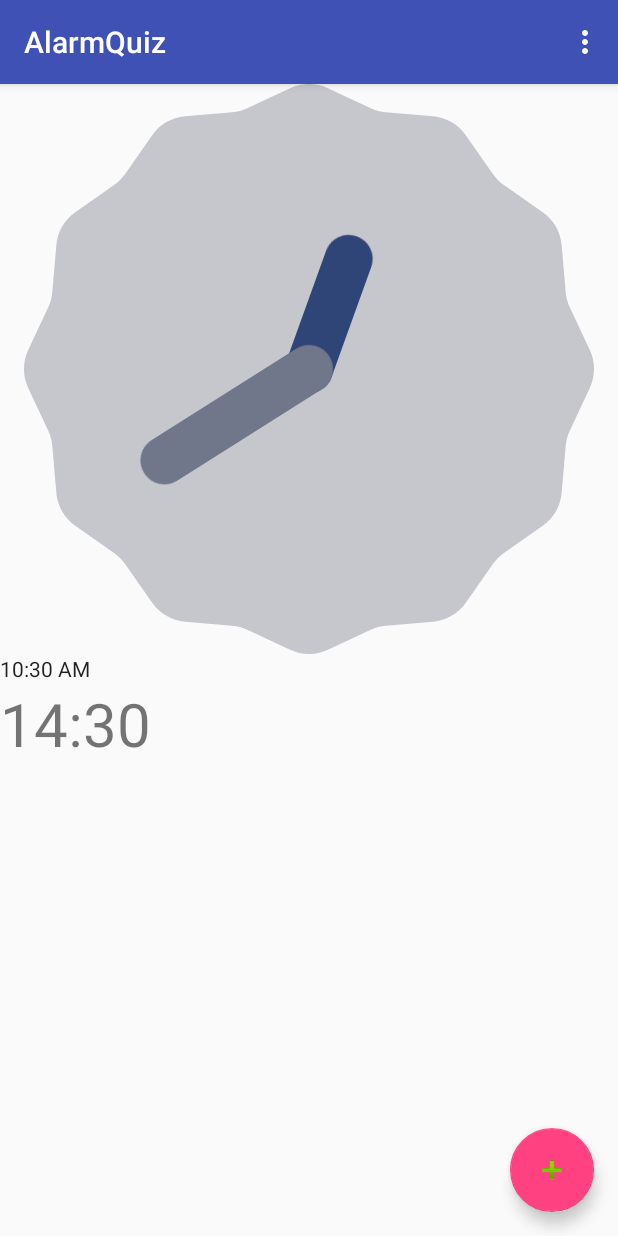
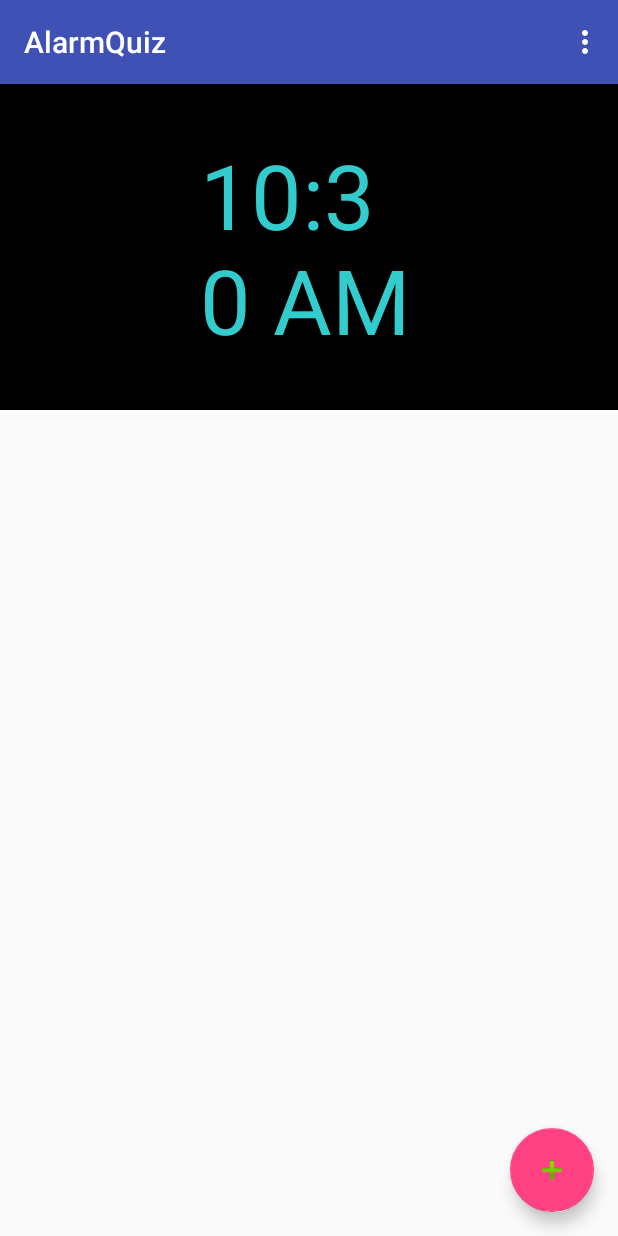
Before and after one commit to ChristopherMurray194/AlarmQuiz, an Android app: the screen it shows after launch (MainActivity), on a phone screen of 412 x 824 dp. Run offline under Robolectric (Android 15) with nearby library versions, the phone set to English and light mode, and no system bars.

Commit message:
Dialog box used when deleting alarms.

```diff
--- a/app/src/main/java/helloandroid/brighton/uk/ac/alarmquiz/MainActivity.java
+++ b/app/src/main/java/helloandroid/brighton/uk/ac/alarmquiz/MainActivity.java
@@ -1,7 +1,11 @@
 package helloandroid.brighton.uk.ac.alarmquiz;
 
+import android.app.AlertDialog;
+import android.content.DialogInterface;
+import android.content.res.Resources;
 import android.os.Bundle;
 import android.support.design.widget.FloatingActionButton;
+import android.support.v4.content.ContextCompat;
 import android.support.v7.app.AppCompatActivity;
 import android.support.v7.widget.Toolbar;
 import android.view.View;
@@ -11,23 +15,25 @@ import android.content.Intent;
 import android.widget.AdapterView;
 import android.widget.ArrayAdapter;
 import android.widget.AnalogClock;
+import android.widget.Button;
 import android.widget.LinearLayout;
 import android.widget.ListView;
 import android.widget.TextClock;
+import android.widget.Toast;
 
 import java.util.ArrayList;
 
 public class MainActivity extends AppCompatActivity {
 public final static String EXTRA_MESSAGE = "helloandroid.brighton.uk.ac.alarmquiz.MESSAGE";
 static final int ALARM_TIME_REQUEST = 1;    // The request code to obtain the alarm time
-LinearLayout PopupLayout;
 private static TextClock Digital;
 private static AnalogClock Analog;
 // Create a dynamic array list of
-public ArrayList<String> alarmsArr = new ArrayList<String>();
+private ArrayList<String> alarmsArr = new ArrayList<String>();
 // The ListView that lists the alarms
-ListView list;
+private ListView list;
 private int ClickedAlarmIndex;
+private final int MAX_ALARMS = 20; // Maximum number of alarms the user can set
 
     @Override
     protected void onCreate(Bundle savedInstanceState)
@@ -38,8 +44,8 @@ private int ClickedAlarmIndex;
         Toolbar toolbar = (Toolbar) findViewById(R.id.toolbar);
         setSupportActionBar(toolbar);
 
-        Digital = (TextClock) findViewById(R.id.digitalClock);
-        Analog = (AnalogClock) findViewById(R.id.analogClock);
+        SetupAnalogClock();
+        SetupDigitalClock();
 
         SetupListView();
         OnAlarmListItemClick();
@@ -47,6 +53,33 @@ private int ClickedAlarmIndex;
         AddAlarmBttnAction();
     }
 
+    /**
+     * Setup the AnalogClock with any desired attributes
+     */
+    private void SetupAnalogClock()
+    {
+        Analog = (AnalogClock) findViewById(R.id.analogClock);
+        Analog.setVisibility(View.GONE);    // Hide the Analog clock
+    }
+
+    /**
+     * Setup the Digital/TextClock with any desired attributes
+     */
+    private void SetupDigitalClock()
+    {
+        // Get the text clock colour
+        final int COLOUR = ContextCompat.getColor(this, R.color.DigitalClockColour);
+
+        Digital = (TextClock) findViewById(R.id.digitalClock);
+        Digital.setTextSize(60);        // Set the size of the Text clock text
+        Digital.setTextColor(COLOUR);   // Set the text colour
+        Digital.setBackgroundColor(ContextCompat.getColor(this, R.color.BLACK));
+        Digital.setPadding(200, 50, 200, 50); // L,T,R,B // Center the clock
+    }
+
+    /**
+     * Setup the ListView to display the user's set alarms in a list form
+     */
     private void SetupListView()
     {
         list = (ListView) findViewById(R.id.alarmList);
@@ -57,9 +90,6 @@ private int ClickedAlarmIndex;
                 alarmsArr       // Views to be displayed
         );
         list.setAdapter(adapter);
-
-        // Add it to the list of alarms
-        AddNewAlarm("14:30");
     }
 
     /**
@@ -71,9 +101,22 @@ private int ClickedAlarmIndex;
         addAlarmBttn.setOnClickListener(new View.OnClickListener() {
             @Override
             public void onClick(View view) {
+
+                ArrayAdapter<String> adapter = (ArrayAdapter<String>) list.getAdapter();
+                // A constraint that only allows the user to create 20 alarms maximum
+                if (adapter.getCount() < MAX_ALARMS) {
+                    /*
+                    Give some arbitrary time, it will be changed anyway if the user selects a new
+                    time
+                    */
                     AddNewAlarm("11:30");
                     // Configure the alarm's settings
                     ConfigureAlarm(view);
+                } else    // The maximum alarm cap has been reached
+                {
+                    // Display alarm cap reached message to user
+                    Toast.makeText(view.getContext(), "You cannot set more than 20 alarms.", Toast.LENGTH_SHORT).show();
+                }
             }
         });
     }
@@ -97,28 +140,48 @@ private int ClickedAlarmIndex;
      */
     private void OnAlarmListItemClick()
     {
-        list.setOnItemClickListener(new AdapterView.OnItemClickListener()
-        {
+        list.setOnItemClickListener(new AdapterView.OnItemClickListener() {
             @Override
-            public void onItemClick(AdapterView<?> parent, View view, int position, long id)
-            {
+            public void onItemClick(AdapterView<?> parent, View view, int position, long id) {
                 // Save the alarm position of the new alarm, to be used in onActivityResult
                 ClickedAlarmIndex = position;
                 ConfigureAlarm(view);
             }
         });
 
-        PopupLayout = new LinearLayout(this);
+        // When the item is clicked for a long time (hold)
+        list.setOnItemLongClickListener(new AdapterView.OnItemLongClickListener() {
+            @Override
+            public boolean onItemLongClick(AdapterView<?> parent, View view, int position, long id) {
+                final int ItemPos = position; // Position of the item in the list
 
-        // When the item is clicked for a long time (hold)
-        list.setOnItemLongClickListener(new AdapterView.OnItemLongClickListener()
-        {
+                // Build the dialog box
+                AlertDialog.Builder dialogBuilder = new AlertDialog.Builder(MainActivity.this);
+                dialogBuilder.setMessage("Delete this alarm?"); // Dialog message to be displayed
+
+                // Setup positive button behaviour
+                dialogBuilder.setPositiveButton("Yes", new DialogInterface.OnClickListener() {
                     @Override
-            public boolean onItemLongClick(AdapterView<?> parent, View view, int position, long id)
-            {
+                    public void onClick(DialogInterface dialog, int which) {
                         ArrayAdapter<String> adapter = (ArrayAdapter<String>) list.getAdapter();
                         // Remove the item from the list
-                adapter.remove(adapter.getItem(position));
+                        adapter.remove(adapter.getItem(ItemPos));
+                    }
+                });
+
+                // Setup negative button behaviour
+                dialogBuilder.setNegativeButton("No", new DialogInterface.OnClickListener() {
+                    @Override
+                    public void onClick(DialogInterface dialog, int which) {
+                        // Cancel the dialog and do not delete the alarm
+                        dialog.cancel();
+                    }
+                });
+
+                // Create the dialog box
+                AlertDialog alert = dialogBuilder.create();
+                // Show the dialog box
+                alert.show();
 
                 return true;
             }
--- a/app/src/main/res/values/colors.xml
+++ b/app/src/main/res/values/colors.xml
@@ -3,4 +3,6 @@
     <color name="colorPrimary">#3F51B5</color>
     <color name="colorPrimaryDark">#303F9F</color>
     <color name="colorAccent">#FF4081</color>
+    <color name="DigitalClockColour">#33CCCC</color> <!-- Turquoise-->
+    <color name="BLACK">#000000</color> <!--Black-->
 </resources>
```
Lines whose indentation alone changed are shown as unchanged.
